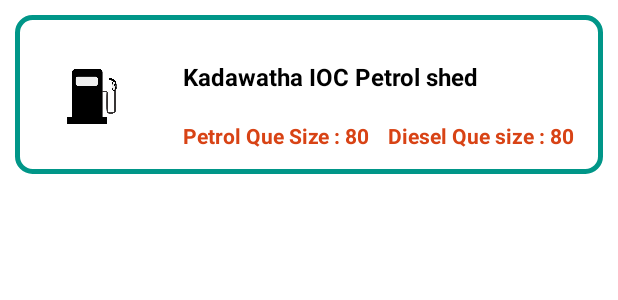
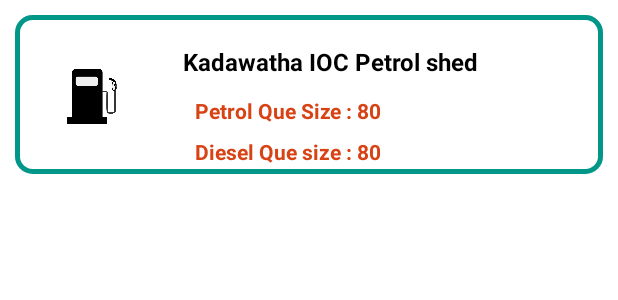
Before and after one commit to Isini-Dananjana/My-Fuel-App, an Android app: the layout single_shed_item.xml on its own in the app's theme, with its tools: preview values and no code run, on a phone screen of 412 x 824 dp. Shown: the top 300 px of the screen. Run offline under Robolectric (Android 15) with nearby library versions, the phone set to English and light mode, and no system bars; Roboto replaces fonts that are not available here.

Commit message:
Single list item finish

```diff
--- a/app/src/main/java/com/example/myfuelapp/FuelStationAdapterView.java
+++ b/app/src/main/java/com/example/myfuelapp/FuelStationAdapterView.java
@@ -38,7 +38,13 @@ public class FuelStationAdapterView   extends ArrayAdapter<FuelStationModel> {
         LayoutInflater inflater = context.getLayoutInflater();
         View listViewItem = inflater.inflate(R.layout.single_shed_item, null, true);
         TextView shedName = (TextView) listViewItem.findViewById(R.id.singleItemShedName);
+        TextView petrolQueSize = (TextView) listViewItem.findViewById(R.id.singlPetrolQSize);
+        TextView dieslQueSize = (TextView) listViewItem.findViewById(R.id.dieslQSize);
         shedName.setText(currFuelStation.getName());
+
+        petrolQueSize.setText("Petrol Que size : " + currFuelStation.getFuelTypes().get(0).getQueSize());
+        dieslQueSize.setText("Diesel Que size : " + currFuelStation.getFuelTypes().get(2).getQueSize());
+
         return listViewItem;
     }
 }
--- a/app/src/main/res/layout/single_shed_item.xml
+++ b/app/src/main/res/layout/single_shed_item.xml
@@ -14,7 +14,7 @@
         android:layout_width="210dp"
         android:layout_height="26dp"
         android:layout_marginStart="28dp"
-        android:layout_marginTop="30dp"
+        android:layout_marginTop="20dp"
         android:text="Kadawatha IOC Petrol shed"
         android:textColor="#000000"
         android:textSize="16sp"
@@ -39,23 +39,25 @@
         android:id="@+id/singlPetrolQSize"
         android:layout_width="wrap_content"
         android:layout_height="wrap_content"
-        android:layout_marginStart="28dp"
-        android:layout_marginBottom="16dp"
+        android:layout_marginStart="36dp"
+        android:layout_marginTop="8dp"
         android:text="Petrol Que Size : 80"
         android:textColor="#D84315"
         android:textStyle="bold"
-        app:layout_constraintBottom_toBottomOf="parent"
-        app:layout_constraintStart_toEndOf="@+id/imageView3" />
+        app:layout_constraintStart_toEndOf="@+id/imageView3"
+        app:layout_constraintTop_toBottomOf="@+id/singleItemShedName" />
 
     <TextView
         android:id="@+id/dieslQSize"
         android:layout_width="wrap_content"
         android:layout_height="wrap_content"
-        android:layout_marginStart="12dp"
+        android:layout_marginStart="36dp"
+        android:layout_marginTop="8dp"
         android:text="Diesel Que size : 80"
+
         android:textColor="#D84315"
         android:textStyle="bold"
-        app:layout_constraintBaseline_toBaselineOf="@+id/singlPetrolQSize"
-        app:layout_constraintStart_toEndOf="@+id/singlPetrolQSize" />
+        app:layout_constraintStart_toEndOf="@+id/imageView3"
+        app:layout_constraintTop_toBottomOf="@+id/singlPetrolQSize" />
 
 </androidx.constraintlayout.widget.ConstraintLayout>
```
Also changed, not shown: app/src/main/java/com/example/myfuelapp/FuelStationFilterScreen.java (+55 -20 lines), app/src/main/java/model/FuelTypeModel.java (+12 -0 lines).
